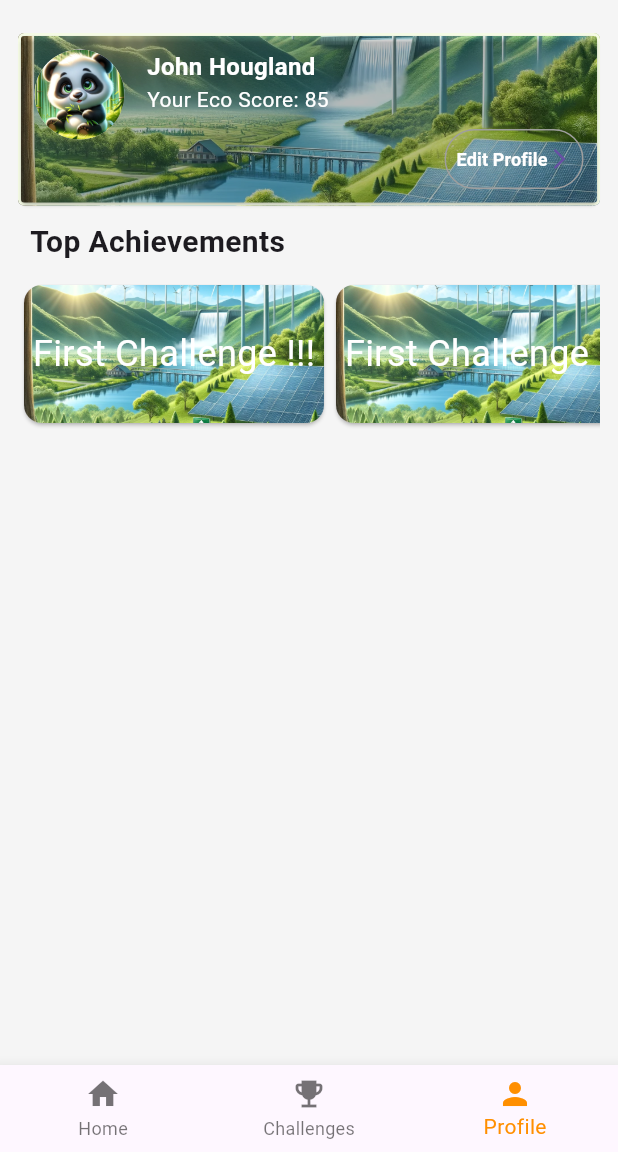
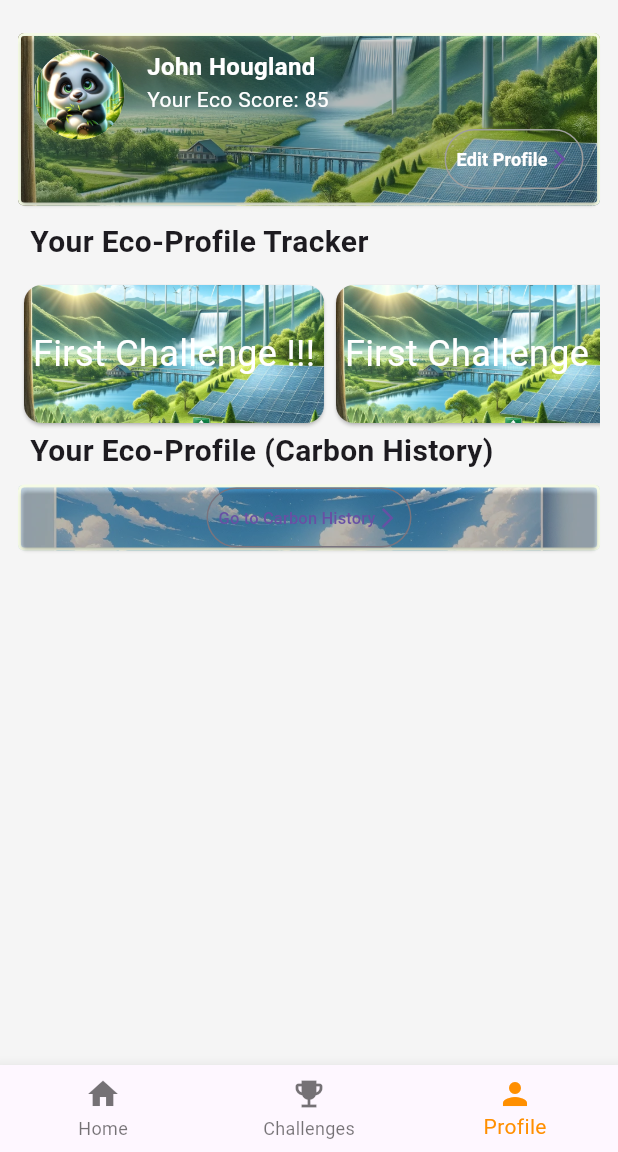
Before and after one commit to ThePandaGroup/Eco-Panda, a Flutter app: the screen it shows after launch, item 3 of the bottom bar chosen, on a phone screen of 412 x 824 dp, the part 84-1236 px from its top. Run offline on Flutter 3.47's test engine with Material 3 defaults, Android fonts, the phone set to English and light mode, and no system bars; our stand-ins replace geolocator, google_maps_flutter.

Commit message:
Updated Carbon History Section in Profile page

```diff
--- a/eco_panda/lib/echallenges.dart
+++ b/eco_panda/lib/echallenges.dart
@@ -73,7 +73,7 @@ class ChallengeCard extends StatelessWidget {
           subtitle: Text(description,
             style: const TextStyle(fontSize: 12),
           ),
-          trailing: CustomOutlinedButton(),
+          trailing: const CustomOutlinedButton(),
         ),
       ),
     );
--- a/eco_panda/lib/eprofile.dart
+++ b/eco_panda/lib/eprofile.dart
@@ -1,6 +1,7 @@
 import 'package:flutter/material.dart';
 import './page_template.dart';
 import './ecarbon_history.dart';
+import './emap_nav.dart';
 
 // Alex is doing it lmao
 class EProfile extends StatefulWidget {
@@ -17,7 +18,7 @@ class _EProfileState extends State<EProfile> {
         child: Padding(
         padding: EdgeInsets.all(12.0),
     child: Column(
-      children: [ProfileSection(), AchievementSection()],
+      children: [ProfileSection(), AchievementSection(),EcoHistorySection()],
     )
     )
     );
@@ -94,19 +95,29 @@ class ProfileSection extends StatelessWidget{
   }
 }
 
+class EcoProfile extends StatelessWidget{
+  const EcoProfile({super.key});
+
+  @override
+  Widget build(BuildContext context) {
+    throw UnimplementedError();
+  }
+
+}
+
 
 class AchievementSection extends StatelessWidget {
   const AchievementSection({super.key});
 
   @override
   Widget build(BuildContext context) {
-    return Column( // Changed from Row to Column
+    return const Column( // Changed from Row to Column
       crossAxisAlignment: CrossAxisAlignment.start,
-      children: const [
+      children: [
         Padding(
           padding: EdgeInsets.symmetric(horizontal: 8.0), // Adjust as needed
           child: Text(
-            'Top Achievements',
+            'Your Eco-Profile Tracker',
             style: TextStyle(
               fontSize: 20,
               fontWeight: FontWeight.bold,
@@ -120,9 +131,108 @@ class AchievementSection extends StatelessWidget {
   }
 }
 
+class EcoHistorySection extends StatelessWidget{
+  const EcoHistorySection({super.key});
+
+  @override
+  Widget build(BuildContext context) {
+    return const Column(
+      crossAxisAlignment: CrossAxisAlignment.start,
+      children: [
+        Padding(
+          padding: EdgeInsets.symmetric(horizontal: 8.0), // Adjust as needed
+          child: Text(
+            'Your Eco-Profile (Carbon History)',
+            style: TextStyle(
+              fontSize: 20,
+              fontWeight: FontWeight.bold,
+            ),
+          ),
+        ),
+        TemplateCard(backgroundImage: "assets/bluesky.png", actiontxt: "Go to Carbon History")
+      ],
+
+    );
+  }
+
+}
+
+
+class TemplateCard extends StatelessWidget {
+  final String backgroundImage; // Add backgroundImage parameter
+  final String actiontxt;
+  const TemplateCard({
+    super.key,
+    required this.backgroundImage,
+    required this.actiontxt, // Make backgroundImage required or optional based on your use case
+  });
+
+  @override
+  Widget build(BuildContext context) {
+    return Container(
+      margin: const EdgeInsets.symmetric(vertical: 8.0),
+      decoration: BoxDecoration(
+        border: Border.all(
+          color: const Color(0xFFF5FBE5),
+          width: 2.0,
+        ),
+        borderRadius: BorderRadius.circular(4.0),
+        image: DecorationImage(
+          image: AssetImage(backgroundImage), // Use the backgroundImage
+          fit: BoxFit.cover, // Cover the container bounds
+        ),
+      ),
+      child: Card(
+        margin: EdgeInsets.zero,
+        color: Colors.transparent, // Make the Card background transparent to show the Container's background
+        shape: RoundedRectangleBorder(
+          borderRadius: BorderRadius.circular(4.0),
+        ),
+        child: Center(
+          child: CustomOutlinedButton(pageName: actiontxt)
+        )
+      ),
+    );
+  }
+}
 
 
 
+// The Go button
+class CustomOutlinedButton extends StatelessWidget {
+
+  final String pageName;
+  const CustomOutlinedButton(
+      {super.key,
+        required this.pageName}
+      );
+
+  @override
+  Widget build(BuildContext context) {
+    return OutlinedButton(
+      onPressed: () {
+        Navigator.push(
+          context,
+          MaterialPageRoute(builder: (context) => EMapNav()),
+        );
+      },
+      style: OutlinedButton.styleFrom(
+        padding: const EdgeInsets.symmetric(horizontal: 8, vertical: 4),
+        tapTargetSize: MaterialTapTargetSize.shrinkWrap,
+      ),
+      child: Row(
+        mainAxisSize: MainAxisSize.min,
+        children: <Widget>[
+          Text(pageName, style: const TextStyle(fontSize: 11)),
+          const Icon(Icons.arrow_forward_ios, size: 16.0),
+        ],
+      ),
+    );
+  }
+}
+
+
+// Utilized in Achievement section
 class HorizontalScrollableCards extends StatelessWidget {
   const HorizontalScrollableCards({super.key});
 
@@ -148,6 +258,7 @@ class HorizontalScrollableCards extends StatelessWidget {
 *
 *
  */
+// Utilized in Achievement Section
 class ImageBackgroundCard extends StatelessWidget {
   final String backgroundImage;
   final String text;
@@ -192,6 +303,7 @@ class ImageBackgroundCard extends StatelessWidget {
 * notes: It is an inheritance from customContainer Card, it is a child class
 * param: child widgets, background image
  */
+// Utilized in profile section
 class CustomContainerCardWithBackground extends CustomContainerCard {
   final String backgroundImage;
 
--- a/eco_panda/pubspec.yaml
+++ b/eco_panda/pubspec.yaml
@@ -70,6 +70,8 @@ flutter:
     - assets/ecopanda_nobg.png
     - assets/avatar.png
     - assets/environmental_background.png
+    - assets/bluesky.png
+    - assets/machinery.png
 
   # An image asset can refer to one or more resolution-specific "variants", see
   # https://flutter.dev/assets-and-images/#resolution-aware
```
Also changed, not shown: eco_panda/assets/bluesky.png (added), eco_panda/assets/machinery.png (added).
